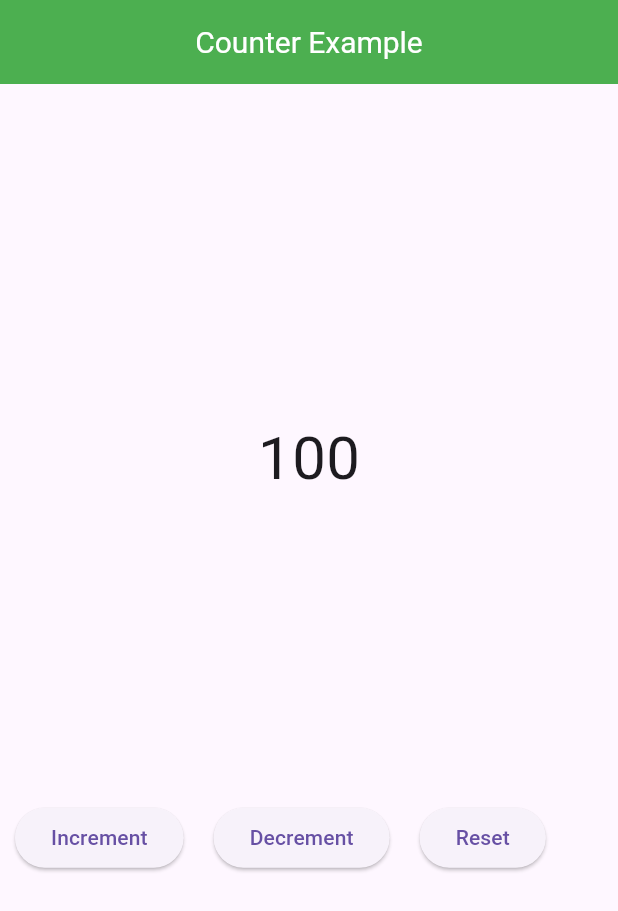
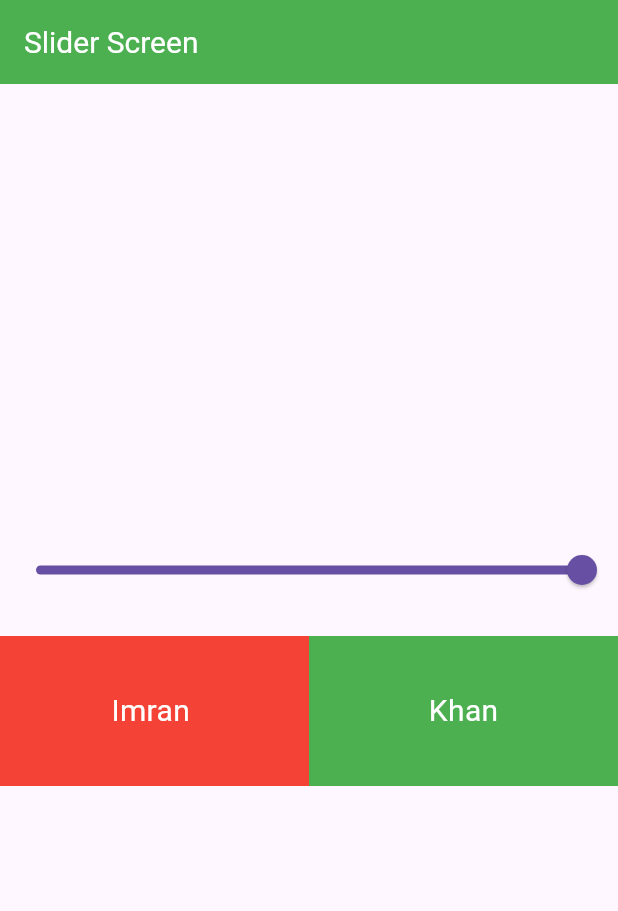
Before and after one commit to WajahatOrkz/provider_state, a Flutter app: the screen it shows after launch, on a phone screen of 412 x 824 dp. Shown: the top 911 px of the screen. Run offline on Flutter 3.47's test engine with Material 3 defaults, Android fonts, the phone set to English and light mode, and no system bars.

Commit message:
Add SliderProvider and SliderScreen for enhanced state management

```diff
--- a/lib/main.dart
+++ b/lib/main.dart
@@ -1,7 +1,9 @@
 import 'package:flutter/material.dart';
 import 'package:provider_state/provider/count_provider.dart';
+import 'package:provider_state/provider/slider_provider.dart';
 import 'package:provider_state/screens/count_example.dart';
 import 'package:provider/provider.dart';
+import 'package:provider_state/screens/slider_screen.dart';
 
 void main() {
   runApp(const MyApp());
@@ -12,12 +14,15 @@ class MyApp extends StatelessWidget {
 
   @override
   Widget build(BuildContext context) {
+    return MultiProvider(
+      providers: [
+        ChangeNotifierProvider(create: (_) => CountProvider()),
+        ChangeNotifierProvider(create: (_) => SliderProvider()),
+      ],
 
-    return ChangeNotifierProvider(
-      create: (_) => CountProvider(),
       child: MaterialApp(
         debugShowCheckedModeBanner: false,
-        home: CountExample(),
+        home: SliderScreen(),
       ),
     );
   }
--- /dev/null
+++ b/lib/provider/slider_provider.dart
@@ -0,0 +1,13 @@
+import 'package:flutter/foundation.dart';
+import 'package:flutter/material.dart';
+
+class SliderProvider with ChangeNotifier {
+   double _opacity = 1.0;
+  double get opacity => _opacity;
+
+  void setSlider(double value) {
+
+    _opacity = value;
+      notifyListeners();
+    }
+  }
--- /dev/null
+++ b/lib/screens/slider_screen.dart
@@ -0,0 +1,78 @@
+import 'package:flutter/material.dart';
+import 'package:provider/provider.dart';
+import 'package:provider_state/provider/slider_provider.dart';
+
+class SliderScreen extends StatefulWidget {
+  const SliderScreen({super.key});
+
+  @override
+  State<SliderScreen> createState() => _SliderScreenState();
+}
+
+class _SliderScreenState extends State<SliderScreen> {
+  @override
+  Widget build(BuildContext context) {
+    return Scaffold(
+      appBar: AppBar(
+        title: Text("Slider Screen"),
+        titleTextStyle: TextStyle(fontSize: 20, color: Colors.white),
+        backgroundColor: Colors.green,
+      ),
+      body: Column(
+        mainAxisAlignment: MainAxisAlignment.center,
+        children: [
+          Consumer<SliderProvider>(
+            builder: (context, value, child) {
+              return Slider(
+                min: 0,
+                max: 1,
+                value: value.opacity,
+                onChanged: (val) {
+                  value.setSlider(val);
+                },
+              );
+            },
+          ),
+
+          SizedBox(height: 20),
+          Consumer<SliderProvider>(
+            builder: (context, value, child) {
+              return Row(
+                children: [
+                  Expanded(
+                    child: Container(
+                      height: 100,
+                      decoration: BoxDecoration(
+                        color: Colors.red.withOpacity(value.opacity),
+                      ),
+                      child: Center(
+                        child: Text(
+                          "Imran ",
+                          style: TextStyle(fontSize: 20, color: Colors.white),
+                        ),
+                      ),
+                    ),
+                  ),
+                  Expanded(
+                    child: Container(
+                      height: 100,
+                      decoration: BoxDecoration(
+                        color: Colors.green.withOpacity(value.opacity),
+                      ),
+                      child: Center(
+                        child: Text(
+                          "Khan",
+                          style: TextStyle(fontSize: 20, color: Colors.white),
+                        ),
+                      ),
+                    ),
+                  ),
+                ],
+              );
+            },
+          ),
+        ],
+      ),
+    );
+  }
+}
```
